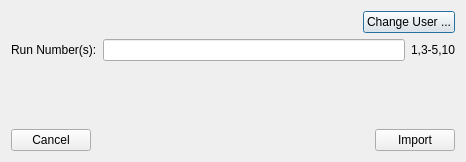
neutrons/addie, file designer/ui_import_from_run_number.ui: the form before one commit.
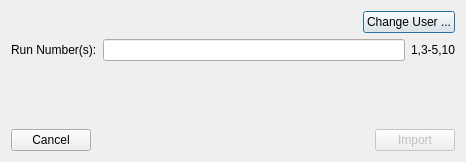
The form after the commit.

Commit message: Import is only available if run_number field is not empty. I will need to also check that it's a correct format

Diff of the .ui file:
```diff
--- a/designer/ui_import_from_run_number.ui
+++ b/designer/ui_import_from_run_number.ui
@@ -96,6 +96,9 @@
      </item>
      <item>
       <widget class="QPushButton" name="import_button">
+       <property name="enabled">
+        <bool>false</bool>
+       </property>
        <property name="text">
         <string>Import</string>
        </property>
```
Left out of the diff: 29 changed lines with no effect on the pictures. The commit also changes 2 other files.
